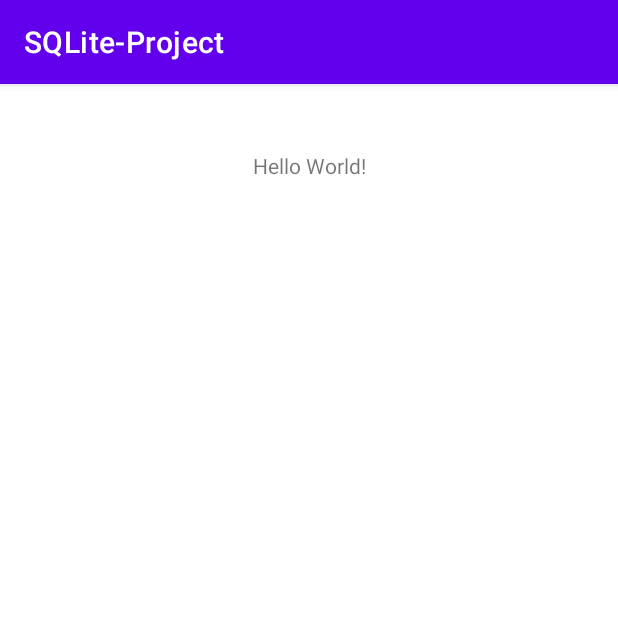
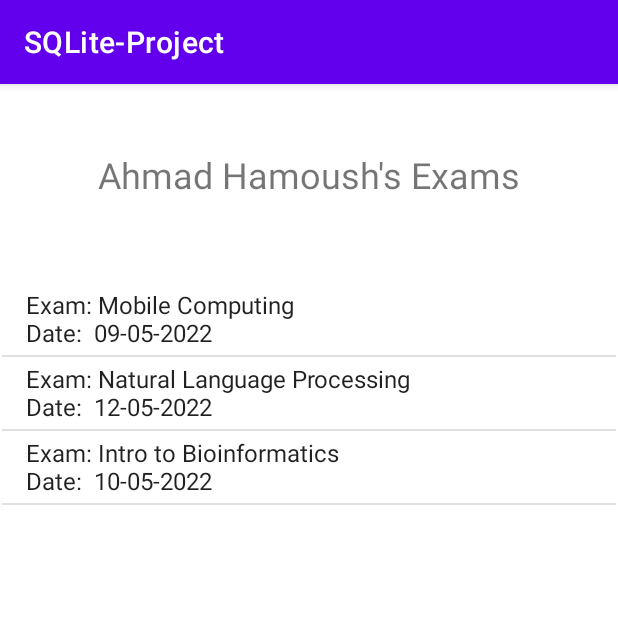
Before and after one commit to ahmadhamoush/SQLite-Project, an Android app: the screen it shows after launch (MainActivity), on a phone screen of 412 x 824 dp, the top half of it. Run offline under Robolectric (Android 15) with nearby library versions, the phone set to English and light mode, and no system bars.

Commit message:
Displayed Exams List

```diff
--- a/app/src/main/java/com/example/sqlite_project/MainActivity.java
+++ b/app/src/main/java/com/example/sqlite_project/MainActivity.java
@@ -3,11 +3,11 @@ package com.example.sqlite_project;
 import androidx.appcompat.app.AppCompatActivity;
 
 
+import android.database.Cursor;
 import android.database.sqlite.SQLiteDatabase;
 import android.os.Bundle;
 import android.widget.ArrayAdapter;
 import android.widget.ListView;
-
 import java.util.ArrayList;
 
 public class MainActivity extends AppCompatActivity {
@@ -16,25 +16,33 @@ public class MainActivity extends AppCompatActivity {
     protected void onCreate(Bundle savedInstanceState) {
         super.onCreate(savedInstanceState);
         setContentView(R.layout.activity_main);
-         ArrayList data = new ArrayList<>();
-
+        //where the exams will be stored
+         ArrayList exams = new ArrayList<>();
+         //getting list view
         ListView listView = (ListView) findViewById(R.id.exams_list);
-
         ArrayAdapter adapter = new ArrayAdapter<String>(this,
-                android.R.layout.simple_list_item_1, data);
-
+                android.R.layout.simple_list_item_1, exams);
         listView.setAdapter(adapter);
 
-
         try{
-
+            //creating local db
             SQLiteDatabase sql = this.openOrCreateDatabase("examsDB", MODE_PRIVATE, null);
+            //inserting exams into db
             sql.execSQL("CREATE Table IF NOT EXISTS  exams (name VARCHAR, date Date)");
             sql.execSQL("INSERT INTO exams(name,date) VALUES('Mobile Computing','09-05-2022')");
             sql.execSQL("INSERT INTO exams(name,date) VALUES('Natural Language Processing','12-05-2022')");
             sql.execSQL("INSERT INTO exams(name,date) VALUES('Intro to Bioinformatics','10-05-2022')");
-
-
+            //getting exam details
+            Cursor cursor = sql.rawQuery("SELECT * FROM exams", null);
+            int exam_name = cursor.getColumnIndex("name");
+            int exam_date = cursor.getColumnIndex("date");
+            cursor.moveToFirst();
+            //displaying exams list
+            while (cursor != null) {
+                String exam = "Exam: " +  cursor.getString(exam_name) + "\nDate:  " + cursor.getString(exam_date);
+                exams.add(exam);
+                cursor.moveToNext();
+            }
 
             listView.setAdapter(adapter);
 
--- a/app/src/main/res/layout/activity_main.xml
+++ b/app/src/main/res/layout/activity_main.xml
@@ -11,7 +11,8 @@
         android:id="@+id/title"
         android:layout_width="wrap_content"
         android:layout_height="wrap_content"
-        android:text="Hello World!"
+        android:text="Ahmad Hamoush's Exams"
+        android:textSize="24sp"
         app:layout_constraintBottom_toBottomOf="parent"
         app:layout_constraintLeft_toLeftOf="parent"
         app:layout_constraintRight_toRightOf="parent"
@@ -26,6 +27,6 @@
         app:layout_constraintEnd_toEndOf="parent"
         app:layout_constraintStart_toStartOf="parent"
         app:layout_constraintTop_toBottomOf="@+id/title"
-        app:layout_constraintVertical_bias="0.31" />
+        app:layout_constraintVertical_bias="0.19999999" />
 
 </androidx.constraintlayout.widget.ConstraintLayout>
```
